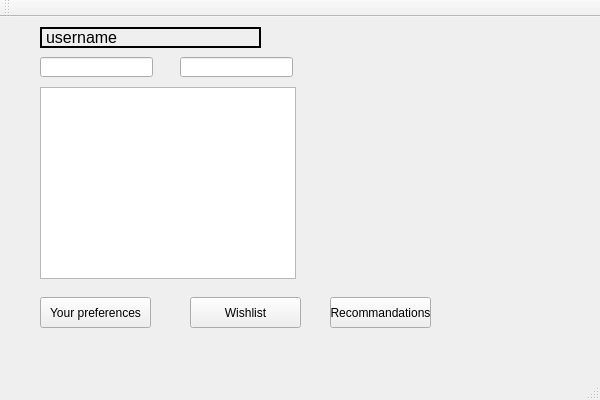
Qt form ProjectModernCpp/ProjectModernCpp/LoginSuccessful.ui (rdmc10/Neflix) before a commit.
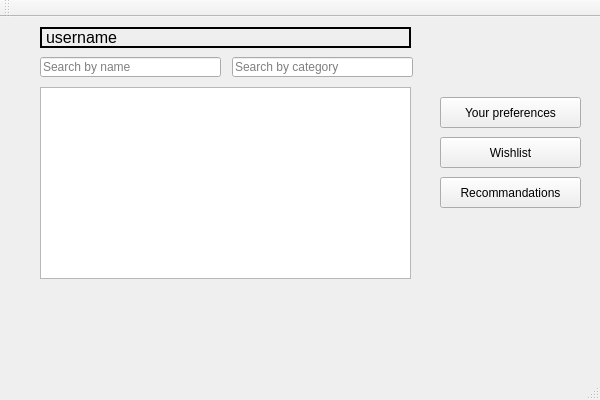
The same form after that commit.

Commit message: Added design to login window

Patch:
```diff
--- a/ProjectModernCpp/ProjectModernCpp/LoginSuccessful.ui
+++ b/ProjectModernCpp/ProjectModernCpp/LoginSuccessful.ui
@@ -19,7 +19,7 @@
      <rect>
       <x>40</x>
       <y>10</y>
-      <width>221</width>
+      <width>371</width>
       <height>21</height>
      </rect>
     </property>
@@ -40,27 +40,33 @@
      <rect>
       <x>40</x>
       <y>40</y>
-      <width>113</width>
+      <width>181</width>
       <height>20</height>
      </rect>
     </property>
+    <property name="placeholderText">
+     <string>Search by name</string>
+    </property>
    </widget>
    <widget class="QLineEdit" name="lineEdit_searchMovieByCategory">
     <property name="geometry">
      <rect>
-      <x>180</x>
+      <x>232</x>
       <y>40</y>
-      <width>113</width>
+      <width>181</width>
       <height>20</height>
      </rect>
     </property>
+    <property name="placeholderText">
+     <string>Search by category</string>
+    </property>
    </widget>
    <widget class="QListWidget" name="listWidget_movies">
     <property name="geometry">
      <rect>
       <x>40</x>
       <y>70</y>
-      <width>256</width>
+      <width>371</width>
       <height>192</height>
      </rect>
     </property>
@@ -68,9 +74,9 @@
    <widget class="QPushButton" name="pushButton_preferences">
     <property name="geometry">
      <rect>
-      <x>40</x>
-      <y>280</y>
-      <width>111</width>
+      <x>440</x>
+      <y>80</y>
+      <width>141</width>
       <height>31</height>
      </rect>
     </property>
@@ -81,9 +87,9 @@
    <widget class="QPushButton" name="pushButton_wishlist">
     <property name="geometry">
      <rect>
-      <x>190</x>
-      <y>280</y>
-      <width>111</width>
+      <x>440</x>
+      <y>120</y>
+      <width>141</width>
       <height>31</height>
      </rect>
     </property>
@@ -94,9 +100,9 @@
    <widget class="QPushButton" name="pushButton_recommandations">
     <property name="geometry">
      <rect>
-      <x>330</x>
-      <y>280</y>
-      <width>101</width>
+      <x>440</x>
+      <y>160</y>
+      <width>141</width>
       <height>31</height>
      </rect>
     </property>
```
Left out of the diff: 2 changed lines with no effect on the pictures. The commit also changes 13 other files.
